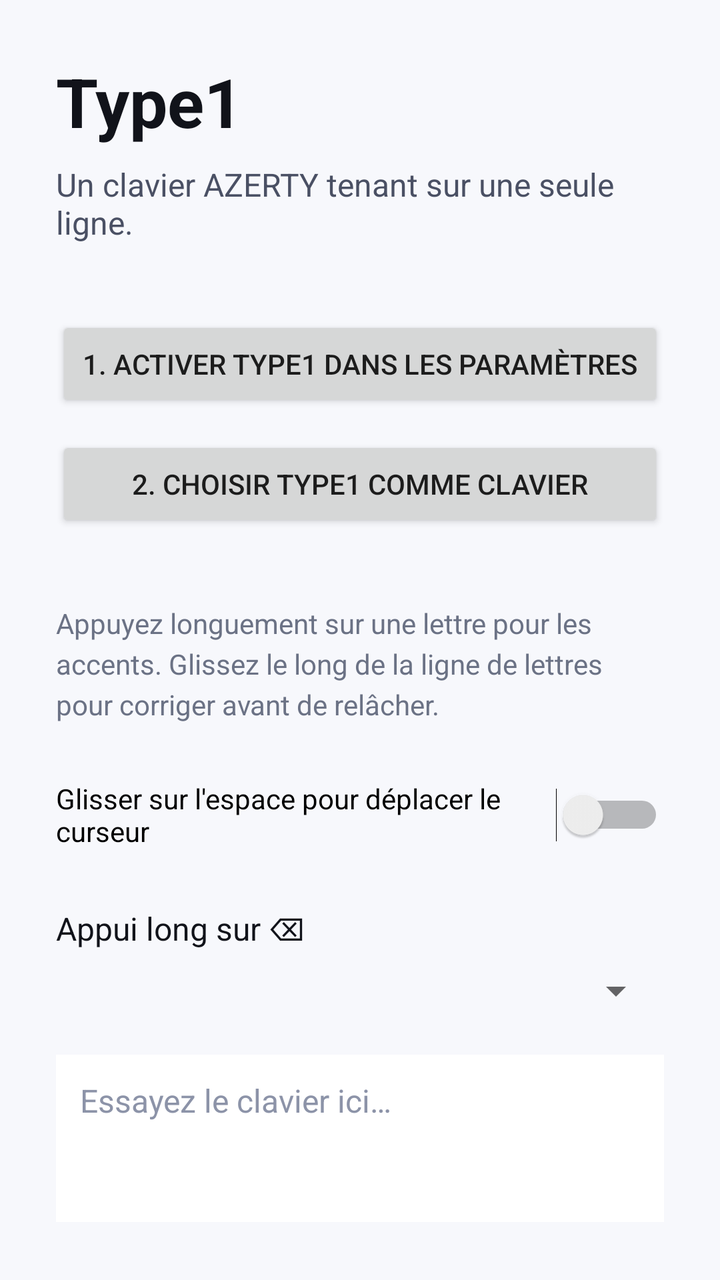
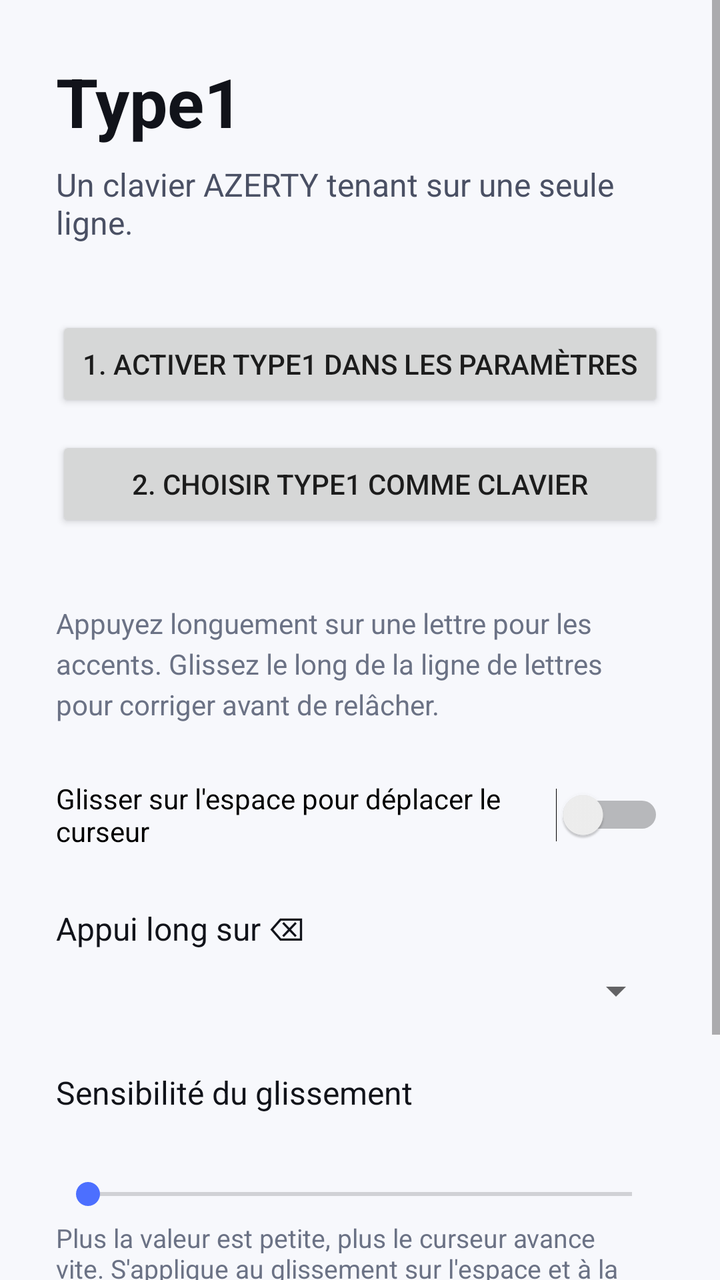

Before-and-after screenshots of an Android layout around one commit, followed by the original layout XML and the change that was made.
<!-- AndroidManifest.xml: application theme Theme.Type1 -->
<!-- res/layout/activity_setup.xml -->
<?xml version="1.0" encoding="utf-8"?>
<ScrollView xmlns:android="http://schemas.android.com/apk/res/android"
	android:layout_width="match_parent"
	android:layout_height="match_parent"
	android:fillViewport="true">

	<LinearLayout
		android:layout_width="match_parent"
		android:layout_height="wrap_content"
		android:orientation="vertical"
		android:padding="28dp">

		<TextView
			android:layout_width="wrap_content"
			android:layout_height="wrap_content"
			android:text="@string/setup_title"
			android:textColor="#FF11131A"
			android:textSize="34sp"
			android:textStyle="bold" />

		<TextView
			android:layout_width="match_parent"
			android:layout_height="wrap_content"
			android:layout_marginTop="8dp"
			android:text="@string/setup_subtitle"
			android:textColor="#FF4A5064"
			android:textSize="16sp" />

		<Button
			android:id="@+id/enableButton"
			android:layout_width="match_parent"
			android:layout_height="wrap_content"
			android:layout_marginTop="36dp"
			android:text="@string/setup_step_enable" />

		<Button
			android:id="@+id/selectButton"
			android:layout_width="match_parent"
			android:layout_height="wrap_content"
			android:layout_marginTop="12dp"
			android:text="@string/setup_step_select" />

		<TextView
			android:layout_width="match_parent"
			android:layout_height="wrap_content"
			android:layout_marginTop="36dp"
			android:lineSpacingExtra="4dp"
			android:text="@string/setup_hint"
			android:textColor="#FF6B7285"
			android:textSize="14sp" />

		<Switch
			android:id="@+id/spaceCursorSwitch"
			android:layout_width="match_parent"
			android:layout_height="wrap_content"
			android:layout_marginTop="28dp"
			android:text="@string/setup_space_cursor" />

		<TextView
			android:layout_width="match_parent"
			android:layout_height="wrap_content"
			android:layout_marginTop="28dp"
			android:text="@string/setup_backspace_hold"
			android:textColor="#FF11131A"
			android:textSize="16sp" />

		<Spinner
			android:id="@+id/backspaceHoldSpinner"
			android:layout_width="match_parent"
			android:layout_height="wrap_content"
			android:layout_marginTop="8dp" />

		<EditText
			android:id="@+id/demoField"
			android:layout_width="match_parent"
			android:layout_height="wrap_content"
			android:layout_marginTop="20dp"
			android:background="#FFFFFFFF"
			android:gravity="top|start"
			android:hint="@string/setup_demo_hint"
			android:importantForAutofill="no"
			android:inputType="textCapSentences|textMultiLine"
			android:minLines="3"
			android:padding="12dp"
			android:textColor="#FF11131A"
			android:textColorHint="#FF8C93A8"
			android:textSize="16sp" />
	</LinearLayout>
</ScrollView>
<!-- resources referenced by this layout -->
<resources>
  <string name="setup_backspace_hold">Appui long sur ⌫</string>
  <string name="setup_demo_hint">Essayez le clavier ici…</string>
  <string name="setup_hint">Appuyez longuement sur une lettre pour les accents. Glissez le long de la ligne de lettres pour corriger avant de relâcher.</string>
  <string name="setup_space_cursor">Glisser sur l\'espace pour déplacer le curseur</string>
  <string name="setup_step_enable">1. Activer Type1 dans les paramètres</string>
  <string name="setup_step_select">2. Choisir Type1 comme clavier</string>
  <string name="setup_subtitle">Un clavier AZERTY tenant sur une seule ligne.</string>
  <string name="setup_title">Type1</string>
  <style name="Theme.Type1" parent="@android:style/Theme.Material.Light.NoActionBar">
  		<item name="android:colorAccent">@color/brand</item>
  		<item name="android:statusBarColor">@color/brand</item>
  		<item name="android:windowBackground">#FFF7F8FC</item>
  	</style>
  <color name="brand">#FF4C6FFF</color>
</resources>

<!-- the commit's change to res/layout/activity_setup.xml (unified diff, before → after) -->
@@ -70,6 +70,36 @@
 			android:layout_height="wrap_content"
 			android:layout_marginTop="8dp" />
 
+		<TextView
+			android:layout_width="match_parent"
+			android:layout_height="wrap_content"
+			android:layout_marginTop="28dp"
+			android:text="@string/setup_swipe_sensitivity"
+			android:textColor="#FF11131A"
+			android:textSize="16sp" />
+
+		<TextView
+			android:id="@+id/swipeSensitivityValue"
+			android:layout_width="match_parent"
+			android:layout_height="wrap_content"
+			android:layout_marginTop="4dp"
+			android:textColor="#FF6B7285"
+			android:textSize="14sp" />
+
+		<SeekBar
+			android:id="@+id/swipeSensitivitySeek"
+			android:layout_width="match_parent"
+			android:layout_height="wrap_content"
+			android:layout_marginTop="8dp" />
+
+		<TextView
+			android:layout_width="match_parent"
+			android:layout_height="wrap_content"
+			android:layout_marginTop="4dp"
+			android:text="@string/setup_swipe_hint"
+			android:textColor="#FF6B7285"
+			android:textSize="13sp" />
+
 		<EditText
 			android:id="@+id/demoField"
 			android:layout_width="match_parent"
<!-- resource entries referenced after the edit -->
@@ -7,6 +7,8 @@
   <string name="setup_step_enable">1. Activer Type1 dans les paramètres</string>
   <string name="setup_step_select">2. Choisir Type1 comme clavier</string>
   <string name="setup_subtitle">Un clavier AZERTY tenant sur une seule ligne.</string>
+  <string name="setup_swipe_hint">Plus la valeur est petite, plus le curseur avance vite. S\'applique au glissement sur l\'espace et à la sélection avec ⌫.</string>
+  <string name="setup_swipe_sensitivity">Sensibilité du glissement</string>
   <string name="setup_title">Type1</string>
   <style name="Theme.Type1" parent="@android:style/Theme.Material.Light.NoActionBar">
   		<item name="android:colorAccent">@color/brand</item>
